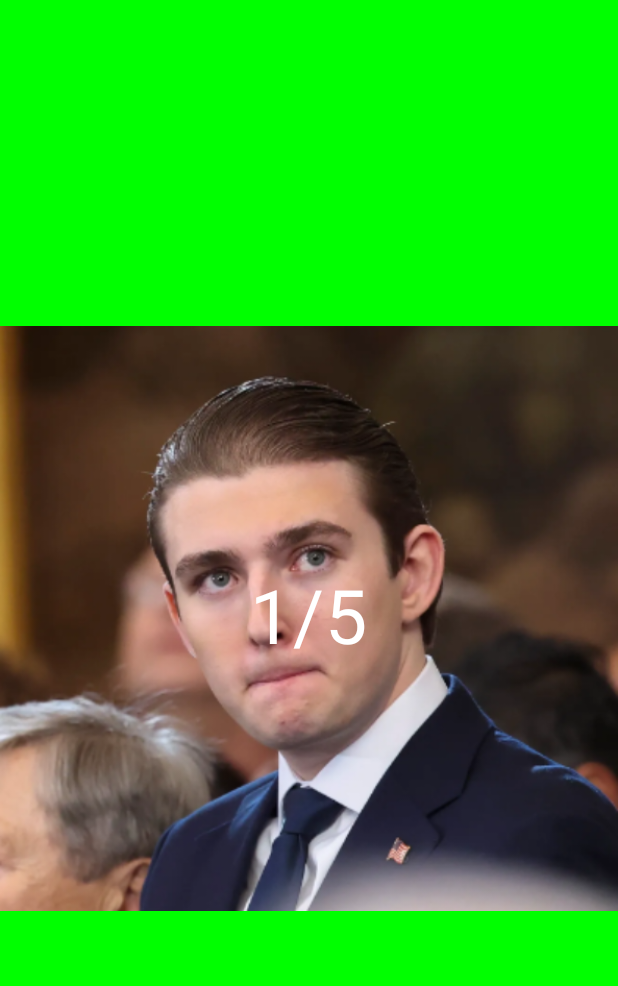
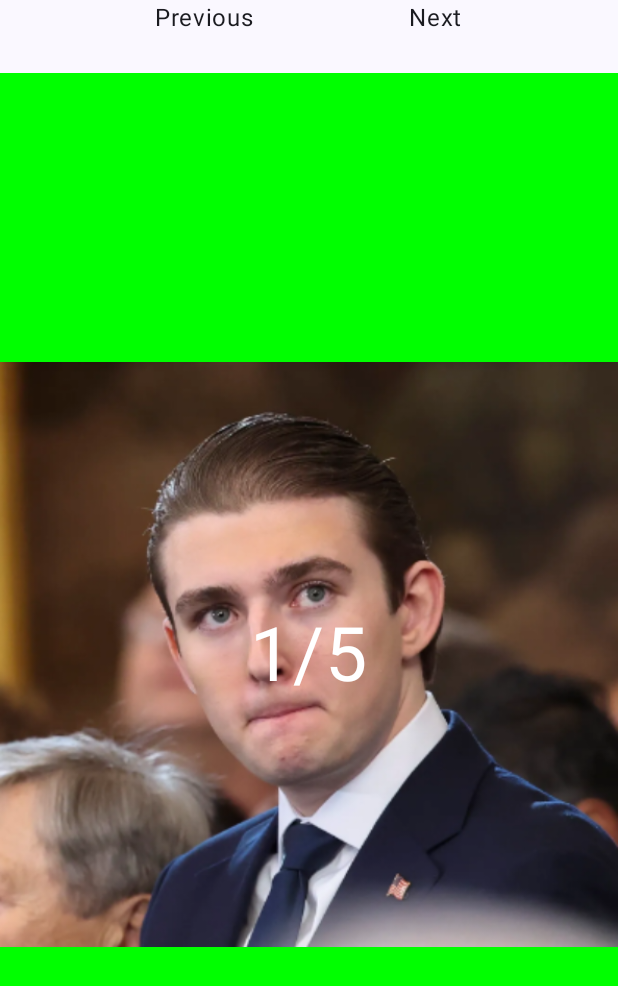
Before and after one commit to MegaPintCollections/Reaction, an Android app built with Jetpack Compose: the screen it shows after launch (MainActivity), on a phone screen of 412 x 824 dp. Shown: the top 986 px of the screen. Run offline under Robolectric (Android 15) with nearby library versions, the phone set to English and light mode, and no system bars.

Commit message:
add prev and next

```diff
--- a/app/src/main/java/com/example/reactionapp/MainActivity.kt
+++ b/app/src/main/java/com/example/reactionapp/MainActivity.kt
@@ -6,10 +6,14 @@ import androidx.activity.compose.setContent
 import androidx.compose.foundation.Image
 import androidx.compose.foundation.background
 import androidx.compose.foundation.clickable
+import androidx.compose.foundation.layout.Arrangement
 import androidx.compose.foundation.layout.Box
+import androidx.compose.foundation.layout.Column
+import androidx.compose.foundation.layout.Row
 import androidx.compose.foundation.layout.aspectRatio
 import androidx.compose.foundation.layout.fillMaxSize
 import androidx.compose.foundation.layout.fillMaxWidth
+import androidx.compose.foundation.layout.height
 import androidx.compose.foundation.layout.width
 import androidx.compose.foundation.shape.CircleShape
 import androidx.compose.material3.MaterialTheme
@@ -50,19 +54,27 @@ class MainActivity : ComponentActivity() {
                     modifier = Modifier.fillMaxSize(),
                     color = MaterialTheme.colorScheme.background
                 ) {
-                    Rating(rating, ::onClickImage)
+                    Rating(rating, ::onPrevClick, ::onNextClick)
                 }
             }
         }
     }
 
-    fun onClickImage() {
-        rating.value = (rating.value + 1) % 5
+    private fun onPrevClick() {
+        if(rating.value > 0) {
+            rating.value = (rating.value - 1)
+        }
+    }
+
+    fun onNextClick() {
+        if(rating.value < 5) {
+            rating.value = (rating.value + 1)
+        }
     }
 }
 
 @Composable
-fun Rating(rating: StateFlow<Int>, onClick: () -> Unit) {
+fun Rating(rating: StateFlow<Int>, onPrevClick: () -> Unit, onNextClick: () -> Unit) {
     val observedRating by rating.collectAsState()
     val image = when(observedRating) {
         RATING_ONE -> painterResource(R.drawable.barron_1)
@@ -72,10 +84,16 @@ fun Rating(rating: StateFlow<Int>, onClick: () -> Unit) {
         RATING_FIVE -> painterResource(R.drawable.barron_5)
         else -> painterResource(R.drawable.barron_1)
     }
+    Column(modifier = Modifier.fillMaxSize()) {
+        Row(modifier = Modifier.fillMaxWidth().weight(.05f), horizontalArrangement = Arrangement.SpaceEvenly) {
+            Text("Previous", modifier = Modifier.clickable{ onPrevClick.invoke()})
+            Text("Next", modifier = Modifier.clickable{ onNextClick.invoke()})
+        }
+
         Box(modifier = Modifier
-        .fillMaxSize()
-        .background(color = Color.Green)
-        .clickable { onClick.invoke() }, contentAlignment = Alignment.Center) {
+            .weight(.8f)
+            .background(color = Color.Green),
+            contentAlignment = Alignment.Center) {
             Image(painter = image,
                 contentDescription = "",
                 modifier = Modifier
@@ -84,13 +102,13 @@ fun Rating(rating: StateFlow<Int>, onClick: () -> Unit) {
             )
             Text(text = "${observedRating + 1}/5", fontSize = 50.sp, color = Color.White)
         }
-
+    }
 }
 
 @Preview(showBackground = true)
 @Composable
 fun GreetingPreview() {
     ReactionAppTheme {
-        Rating(MutableStateFlow(0), {})
+        Rating(MutableStateFlow(0), {}, {})
     }
 }
```
Lines whose indentation alone changed are shown as unchanged.
